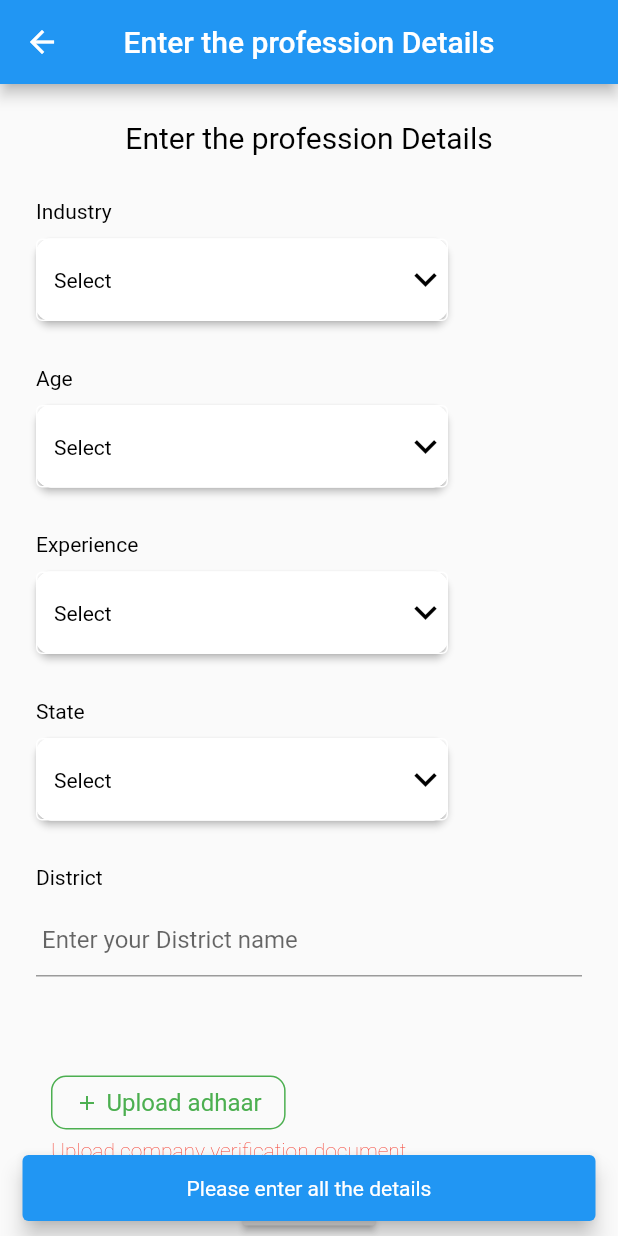
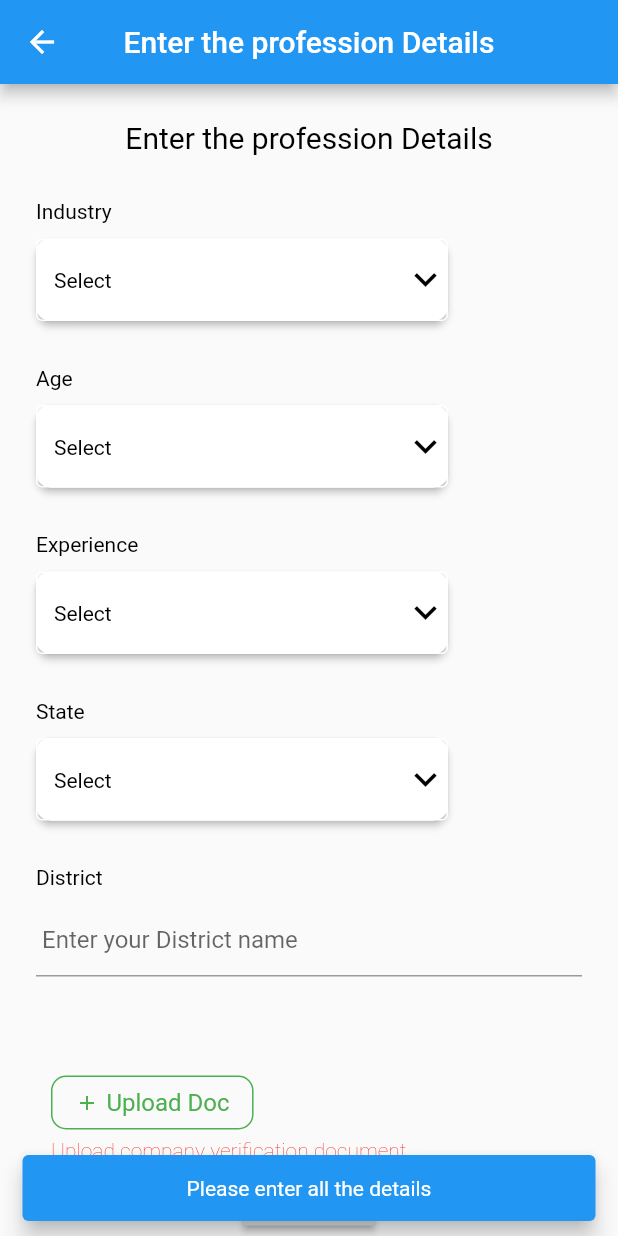
Before and after one commit to santoshparshetty/co-run, a Flutter app: the JobRequirementScreen screen opened by its route, after a tap on "Submit", on a phone screen of 412 x 824 dp. Run offline on Flutter 3.47's test engine with Material 2 defaults, Android fonts, the light colour scheme and no system bars; our stand-ins replace cloud_firestore, file_picker, firebase_auth, firebase_storage, image_picker; missing offline and left inert: pdf_flutter; accounts and stored records are empty.

Commit message:
some refractoring

```diff
--- a/co_run/lib/components/upload_pdf.dart
+++ b/co_run/lib/components/upload_pdf.dart
@@ -9,7 +9,7 @@ class UploadAdhaar extends StatefulWidget {
   final String iconName;
   final Function isFileUploaded;
 
-  UploadAdhaar({this.userID = 'abcd1234',this.iconName='Upload adhaar',this.isFileUploaded});
+  UploadAdhaar({this.userID = 'abcd1234',this.iconName='Upload Doc',this.isFileUploaded});
 
   @override
   _UploadAdhaarState createState() => _UploadAdhaarState();
--- a/co_run/lib/resources/strings.dart
+++ b/co_run/lib/resources/strings.dart
@@ -9,5 +9,5 @@ abstract class MyString {
   static String get enterDistrict => 'Enter your District name';
   static String get salaryOffered => 'Enter the salary offered in LPA';
   static String get companyName => 'companyName';
-
+  static String get homeScreen => 'Home Screen';
 }
--- a/co_run/lib/router/router.dart
+++ b/co_run/lib/router/router.dart
@@ -2,6 +2,7 @@ import 'package:co_run/router/routes.dart';
 import 'package:co_run/screens/start.dart';
 import 'package:co_run/screens/test_screens/auth_screen.dart';
 import 'package:co_run/screens/test_screens/desg_selector.dart';
+import 'package:co_run/screens/test_screens/home_screen.dart';
 import 'package:co_run/screens/test_screens/job_requirement.dart';
 import 'package:co_run/screens/test_screens/splash.dart';
 import 'package:flutter/material.dart';
@@ -10,15 +11,17 @@ class MyRouter {
   static Route<dynamic> generateRoute(RouteSettings settings) {
     switch (settings.name) {
       case Routes.splash:
-        return MaterialPageRoute(builder: (_) => JobRequirementScreen());
+        return MaterialPageRoute(builder: (_) => SplashScreen());
       case Routes.start:
         return MaterialPageRoute(builder: (_) => Start());
       case Routes.authScreen:
         return MaterialPageRoute(builder: (_) => AuthScreen());
       case Routes.designationSelector:
         return MaterialPageRoute(builder: (_) => DesignationSelector());
-        case Routes.professionalDetails:
-      return MaterialPageRoute(builder: (_) => JobRequirementScreen());
+      case Routes.professionalDetails:
+        return MaterialPageRoute(builder: (_) => JobRequirementScreen());
+      case Routes.homeScreen:
+        return MaterialPageRoute(builder: (_) => HomeScreen());
       //TODO : implement professional details screen
       // case Routes.personalDetails:
       //   return MaterialPageRoute(builder: (_) => PersonalDetails(designation: ,));
--- a/co_run/lib/router/routes.dart
+++ b/co_run/lib/router/routes.dart
@@ -5,5 +5,6 @@ class Routes {
   static const String personalDetails = '/personalDetails';
   static const String designationSelector = '/designationSelector';
   static const String professionalDetails = '/professionalDetails';
+  static const String homeScreen = '/homeScreen';
 
 }
--- a/co_run/lib/screens/test_screens/job_requirement.dart
+++ b/co_run/lib/screens/test_screens/job_requirement.dart
@@ -320,8 +320,8 @@ class _JobRequirementScreenState extends State<JobRequirementScreen> {
                           'designation':'SEEKER',
                         });
 
-                        // NavigationService.instance
-                        //     .pushReplacementNamed(context, Routes.start);
+                        NavigationService.instance
+                            .pushReplacementNamed(context, Routes.homeScreen);
                       }
                     } else {
                       if (jobType == null ||
@@ -375,7 +375,7 @@ class _JobRequirementScreenState extends State<JobRequirementScreen> {
                           'designation':'PROVIDER',
                         });
                         NavigationService.instance
-                            .pushReplacementNamed(context, Routes.start);
+                            .pushReplacementNamed(context, Routes.homeScreen);
                       }
                     }
                   },
```
Also changed, not shown: co_run/lib/screens/test_screens/home_screen.dart (added, +124 -0 lines).
